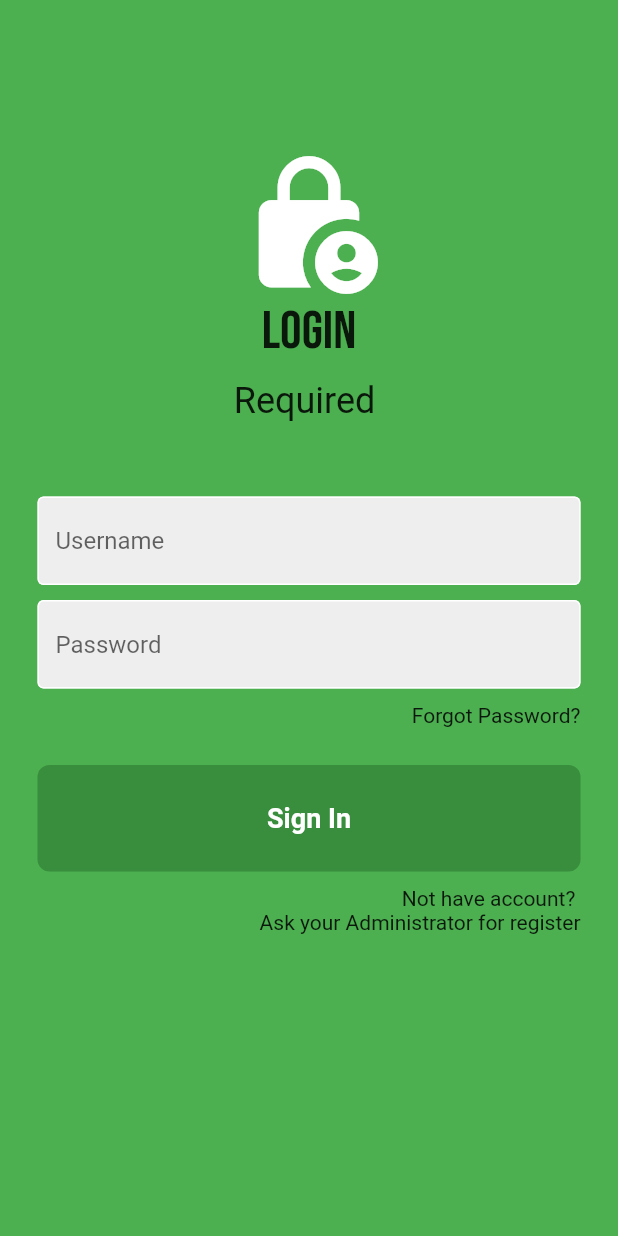
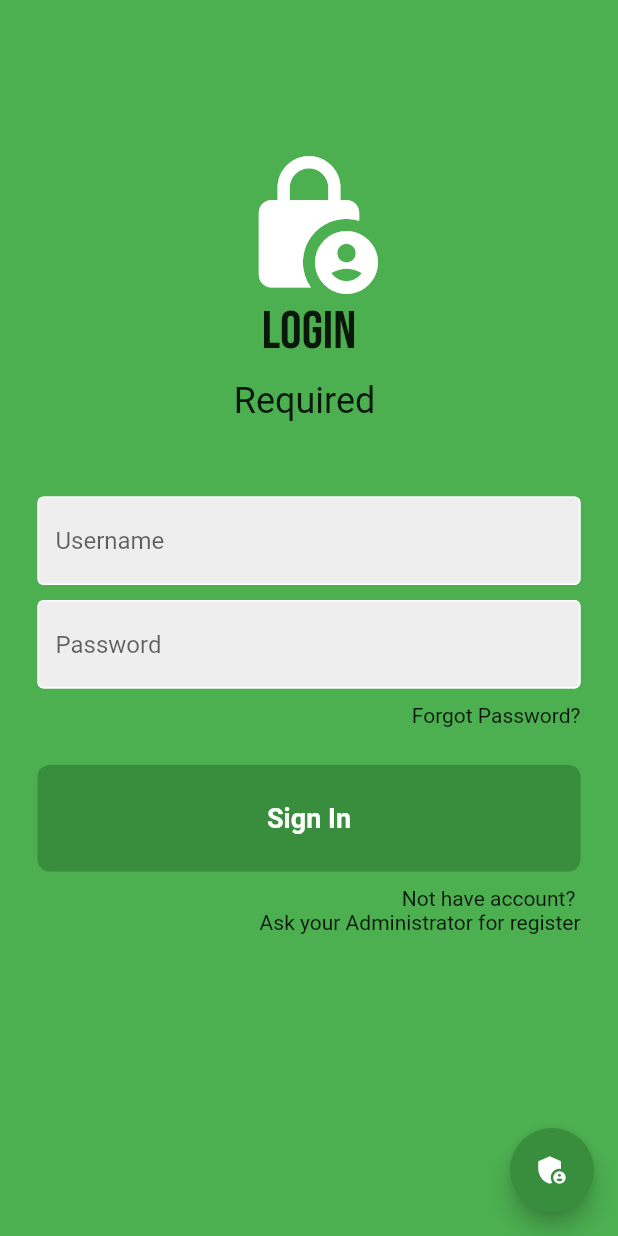
Before and after one commit to randyprimaputra/jobtes, a Flutter app: the screen it shows after launch, on a phone screen of 412 x 824 dp. Run offline on Flutter 3.47's test engine with Material 2 defaults, Android fonts, the phone set to English and light mode, and no system bars; our stand-ins replace google_fonts, sqflite; accounts and stored records are empty.

Commit message:
Update login_page.dart
menambahkan floating widget sementara untuk masuk admin page

```diff
--- a/flutter_apk/lib/pages/login_page.dart
+++ b/flutter_apk/lib/pages/login_page.dart
@@ -165,6 +165,15 @@ class _LoginPageState extends State<LoginPage> {
           ),
         ),
       ),
+
+// temporary function hanya untuk bypass ke admin page ketika tidak memiliki admin account
+floatingActionButton: FloatingActionButton(
+        onPressed: (){Navigator.push(context,
+            MaterialPageRoute(builder: (context) => const AdminPage()));},
+        backgroundColor: Colors.green[700],
+        child: const Icon(Icons.admin_panel_settings),
+      ),
+
     );
   }
 }
```
